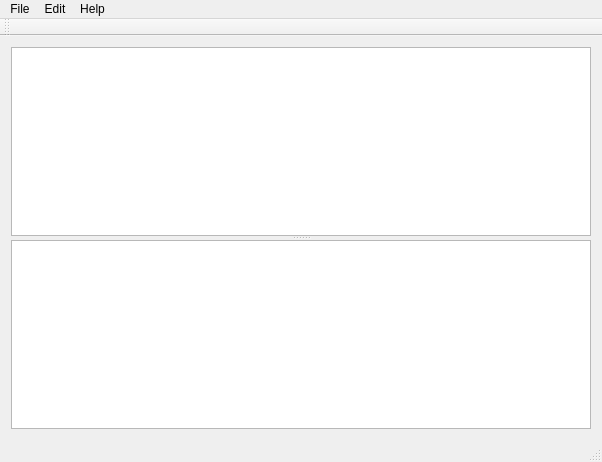
Qt form src/gui/mainwindow.ui (arturianec100/skyvis) before a commit.
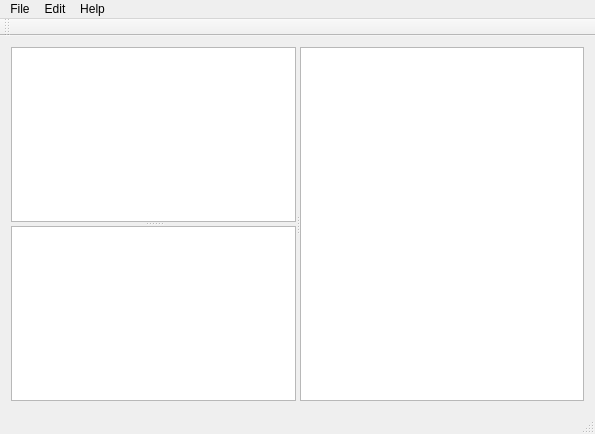
The same form after that commit.

What changed in the file:
```diff
--- a/src/gui/mainwindow.ui
+++ b/src/gui/mainwindow.ui
@@ -6,8 +6,8 @@
    <rect>
     <x>0</x>
     <y>0</y>
-    <width>602</width>
-    <height>462</height>
+    <width>595</width>
+    <height>434</height>
    </rect>
   </property>
   <property name="windowTitle">
@@ -15,7 +15,7 @@
   </property>
   <widget class="QWidget" name="centralWidget">
    <layout class="QGridLayout" name="gridLayout">
-    <item row="1" column="0">
+    <item row="0" column="0">
      <widget class="QSplitter" name="mainHSplitter">
       <property name="orientation">
        <enum>Qt::Horizontal</enum>
@@ -27,6 +27,7 @@
        <widget class="QTreeView" name="projectTree"/>
        <widget class="QTreeView" name="objectHierarchy"/>
       </widget>
+      <widget class="QGraphicsView" name="graphicsView"/>
      </widget>
     </item>
    </layout>
@@ -36,7 +37,7 @@
     <rect>
      <x>0</x>
      <y>0</y>
-     <width>602</width>
+     <width>595</width>
      <height>28</height>
     </rect>
    </property>
```
